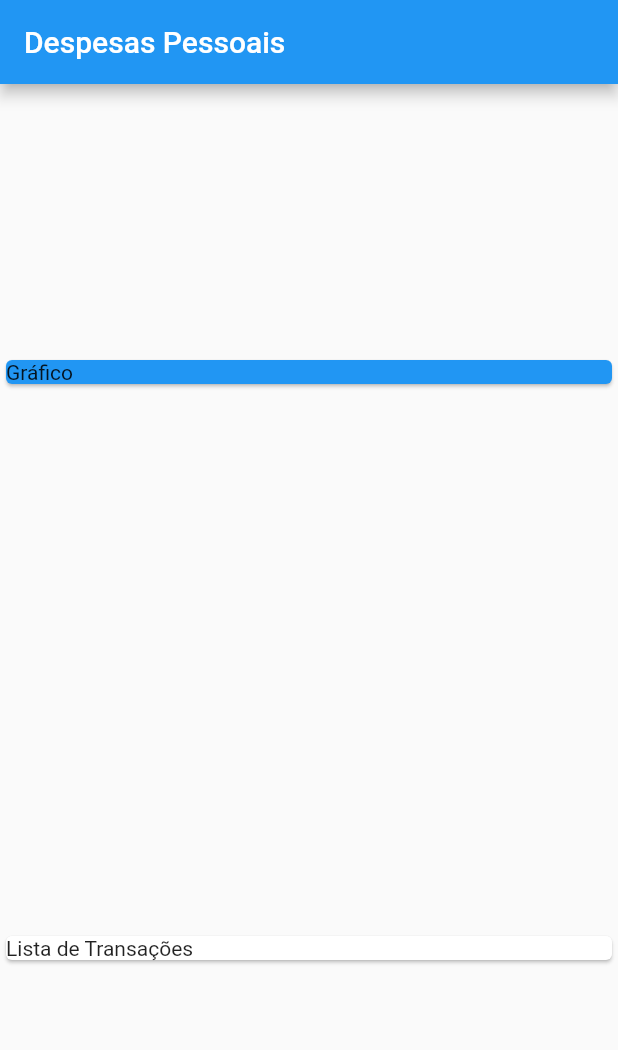
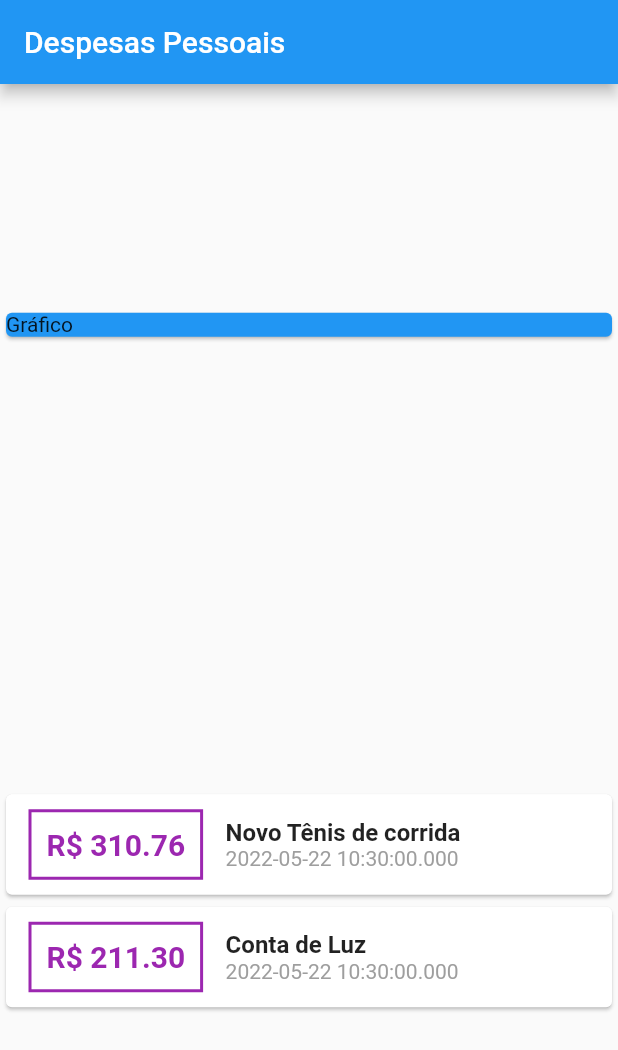
Before and after one commit to Italo-Nogueira/PersonalExpenses-Flutter, a Flutter app: the screen it shows after launch, on a phone screen of 412 x 824 dp. Shown: the top 1050 px of the screen. Run offline on Flutter 3.47's test engine with Material 2 defaults, Android fonts, the phone set to English and light mode, and no system bars.

Commit message:
feat(Main): add a map on card

```diff
--- a/lib/main.dart
+++ b/lib/main.dart
@@ -43,16 +43,62 @@ class MyHomePage extends StatelessWidget {
     body: Column(
       mainAxisAlignment: MainAxisAlignment.spaceAround,
       crossAxisAlignment: CrossAxisAlignment.stretch,
-      children: const <Widget> [
-        SizedBox(
+      children:  <Widget> [
+        const SizedBox(
           width: double.infinity,
           child: Card(
             color: Colors.blue,
             child: Text('Gráfico'),
           ),
         ),
-          Card(
-            child: Text('Lista de Transações'),
+          Column(
+            children: _transactions.map((tx) {
+              return Card(
+                child: Row(
+                  children: <Widget> [
+                    Container(
+                      margin: const EdgeInsets.symmetric(
+                        vertical: 10,
+                        horizontal: 15,
+                      ),
+                      decoration: BoxDecoration(
+                        border: Border.all(
+                          color: Colors.purple,
+                          width: 2,
+                        ),
+                      ),
+                      padding: const EdgeInsets.all(10),
+                      child: Text(
+                        'R\$ ${tx.value.toStringAsFixed(2)}',
+                        style: const TextStyle(
+                          fontWeight: FontWeight.bold,
+                          fontSize: 20,
+                          color: Colors.purple,
+                        ),
+                      ),
+                    ),
+                    Column(
+                      crossAxisAlignment: CrossAxisAlignment.start,
+                      children: <Widget> [
+                        Text(
+                          tx.title,
+                          style: const TextStyle(
+                            fontSize: 16,
+                            fontWeight: FontWeight.bold,
+                          ),
+                        ),
+                        Text(
+                          tx.date.toString(),
+                          style: const TextStyle(
+                            color: Colors.grey,
+                          ),
+                        ),
+                      ],
+                    ),
+                  ],
+                ),
+              );
+            }).toList(),
           ),
         ],
       )
```
